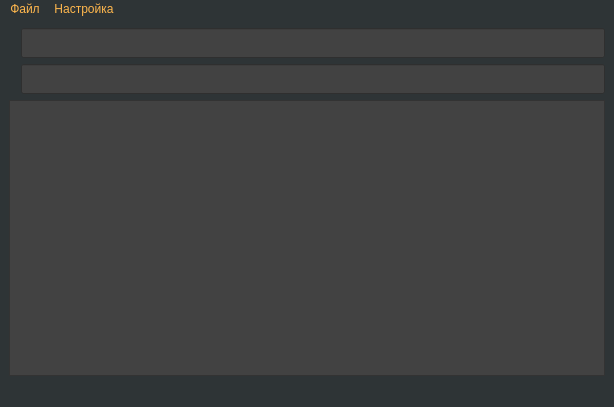
Above: mainwindow.ui from knvmbox/phonebook before the change. Below: the same form after it.
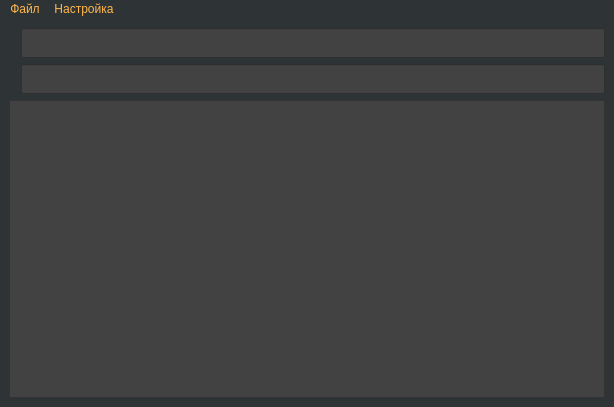
That is the form after the change. Icons and pictures are not drawn.

Commit message: remove status bar

```diff
--- a/mainwindow.ui
+++ b/mainwindow.ui
@@ -173,7 +173,6 @@
    <addaction name="menu"/>
    <addaction name="settingsMenu"/>
   </widget>
-  <widget class="QStatusBar" name="statusbar"/>
   <action name="quitAction">
    <property name="text">
     <string>Выйти</string>
```
